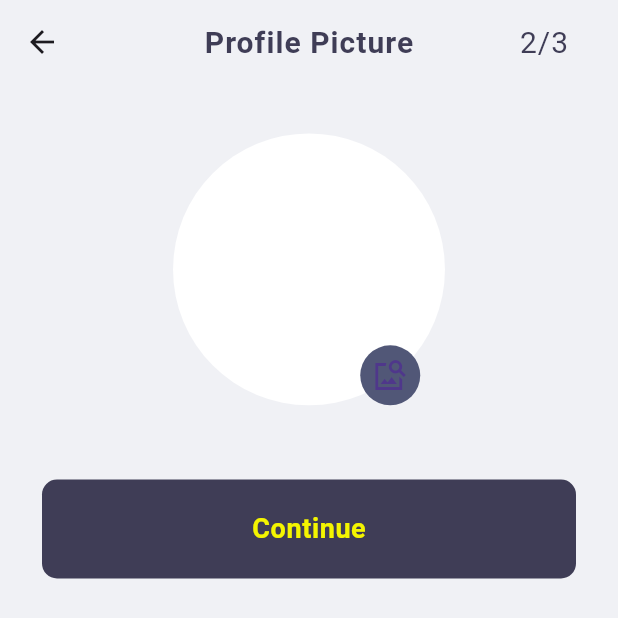
After one commit to HamidAli78600/joses-delivery-app, a Flutter app: the ProfilePictureScreen screen opened directly, on a phone screen of 412 x 824 dp. The commit adds this screen. Shown: the top 618 px of the screen. Run offline on Flutter 3.47's test engine with Material 3 defaults, Android fonts, the phone set to English and light mode, and no system bars; our stand-ins replace cached_network_image, connectivity_plus, country_code_picker, device_preview, flutter_svg, get and 4 more; accounts and stored records are empty; Roboto replaces fonts that are missing (sfpDisplayRoundedRegular).

Commit message:
user profile screen

```diff
--- a/lib/utils/app_strings.dart
+++ b/lib/utils/app_strings.dart
@@ -44,6 +44,9 @@ class AppStrings {
   static String appBarTitle = 'NAME';
   static String firstName = "First Name";
   static String lastName = "Last Name";
+  static String continueText = "Continue";
+  // profile picture screen
+  static String profilePicture = "Profile Picture";
 
 
 
--- a/lib/view/auth_screens/enter_user_name_screen.dart
+++ b/lib/view/auth_screens/enter_user_name_screen.dart
@@ -6,6 +6,7 @@ import 'package:joses_delivery_app/utils/app_strings.dart';
 import 'package:joses_delivery_app/utils/constants.dart';
 import 'package:joses_delivery_app/utils/icons_and_images_path.dart';
 import 'package:joses_delivery_app/view/auth_screens/enter_phone_screen.dart';
+import 'package:joses_delivery_app/view/auth_screens/profile_picture_screen.dart';
 import 'package:joses_delivery_app/widgets/app_buttons/k_primary_button.dart';
 import 'package:joses_delivery_app/widgets/app_buttons/k_secondary_button.dart';
 import 'package:joses_delivery_app/widgets/k_custom_snackbar.dart';
@@ -86,12 +87,12 @@ class EnterUserNameScreen extends StatelessWidget {
                   ).paddingOnly(top: mQ.height * 0.03),
                   kSecondaryButton(
                     onTap: () {
-
+                      Get.to(()=> ProfilePictureScreen());
                       // if (formKey.currentState!.validate()) {
                       //   // await c.loginWithEmail();
                       // }
                     },
-                    text: c.userRole.value == 'restaurant' || c.userRole.value == 'rider' ? AppStrings.login : AppStrings.letsGo,
+                    text: AppStrings.continueText,
                     height: mQ.height * 0.08,
                     width: mQ.width,
                     buttonColor: AppColors.buttonColor,
--- /dev/null
+++ b/lib/view/auth_screens/profile_picture_screen.dart
@@ -0,0 +1,87 @@
+import 'package:flutter/material.dart';
+import 'package:get/get.dart';
+import 'package:joses_delivery_app/controller/auth_controller.dart';
+import 'package:joses_delivery_app/utils/app_dimen.dart';
+import 'package:joses_delivery_app/utils/app_strings.dart';
+import 'package:joses_delivery_app/utils/constants.dart';
+import 'package:joses_delivery_app/widgets/app_buttons/k_secondary_button.dart';
+
+
+class ProfilePictureScreen extends StatelessWidget {
+  ProfilePictureScreen({super.key});
+
+  final AuthController c = Get.find<AuthController>();
+
+  @override
+  Widget build(BuildContext context) {
+    final formKey = GlobalKey<FormState>();
+    return Scaffold(
+      backgroundColor: AppColors.primaryWhiteColor,
+      appBar: AppBar(
+        title: Text(
+          AppStrings.profilePicture,
+          style: kTextStyle(
+              color: AppColors.secondaryTextColor,
+              fontSize: FontDimen.dimen20,
+              fontWeight: FontWeight.w600,
+              letterSpacing: 0.7
+          ),),
+        backgroundColor: AppColors.primaryWhiteColor,
+        centerTitle: true,
+        actions: [
+          Text(
+            '2/3',
+            style: kTextStyle(
+                color: AppColors.secondaryTextColor,
+                fontSize: FontDimen.dimen20,
+                fontWeight: FontWeight.w400,
+                letterSpacing: 0.7
+            ),).paddingOnly(right: mQ.width * 0.08),
+        ],
+      ),
+      body: SizedBox(
+        width: mQ.width,
+        child: Column(
+          crossAxisAlignment: CrossAxisAlignment.center,
+          children: [
+            Container(
+              height: mQ.height * 0.22,
+              width: mQ.width * 0.6,
+              decoration: const BoxDecoration(
+                shape: BoxShape.circle,
+                color: AppColors.whiteColor,
+              ),
+              child: Align(
+                alignment: Alignment.bottomRight,
+                child: CircleAvatar(
+                  backgroundColor: AppColors.secondaryColor,
+                  radius: 20,
+                  child: Icon(
+                    Icons.image_search_sharp
+                  ),
+                ),
+              ).paddingOnly(right: mQ.width * 0.12),
+            ).paddingOnly(top: mQ.height * 0.04),
+            kSecondaryButton(
+              onTap: () {
+
+                // if (formKey.currentState!.validate()) {
+                //   // await c.loginWithEmail();
+                // }
+              },
+              text: AppStrings.continueText,
+              height: mQ.height * 0.08,
+              width: mQ.width,
+              buttonColor: AppColors.buttonColor,
+              textColor: AppColors.primaryTextColor,
+              fontSize: FontDimen.dimen18,
+              fontWeight: FontWeight.w700,
+              borderRadius: 10.0,
+            ).paddingOnly(top: mQ.height * 0.06),
+          ],
+        ).paddingSymmetric(horizontal: 28.0),
+      ),
+    );
+
+  }
+}
--- a/pubspec.yaml
+++ b/pubspec.yaml
@@ -38,7 +38,7 @@ flutter:
 
   assets:
      - assets/
-     # - assets/icons
+     - assets/icons
      - assets/images/
      - assets/images/splash_elements/
      - assets/images/on_boarding/
```
Also changed, not shown: assets/icons/cameraIcon.svg (added), assets/icons/profileIcon.svg (added), 4 other files.
